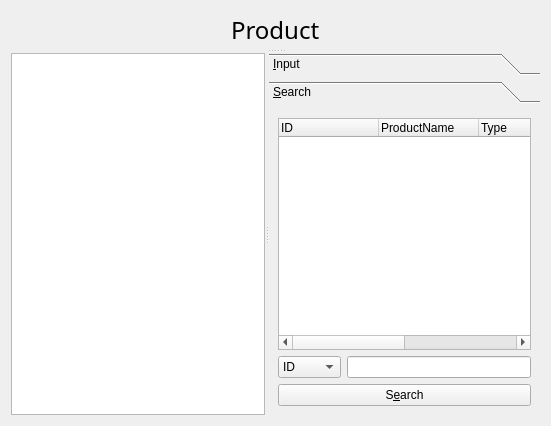
The window that productmanagerform.ui (choieunchong/ChatClient) describes before a commit, drawn with Qt 5.
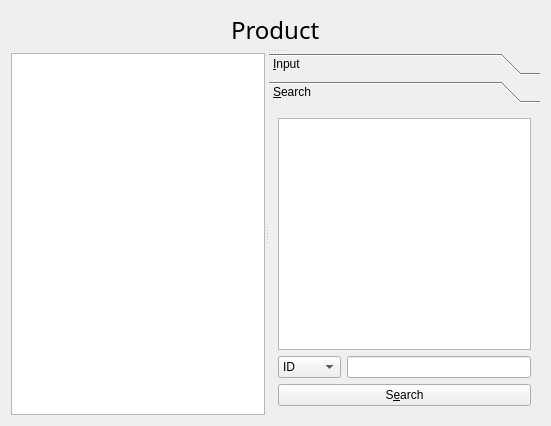
The same window after the commit. The open tabs and pages were chosen to show the change.

Commit message: order mvc패턴 적용 serch tableView 적용

Patch:
```diff
--- a/productmanagerform.ui
+++ b/productmanagerform.ui
@@ -192,45 +192,20 @@
          <rect>
           <x>0</x>
           <y>0</y>
-          <width>220</width>
+          <width>276</width>
           <height>335</height>
          </rect>
         </property>
         <attribute name="label">
          <string>&amp;Search</string>
         </attribute>
-        <layout class="QVBoxLayout" name="verticalLayout_3">
+        <layout class="QGridLayout" name="gridLayout_3">
+         <item row="0" column="0">
+          <layout class="QVBoxLayout" name="verticalLayout_2">
          <item>
-          <widget class="QTreeWidget" name="searchTreeWidget">
-           <property name="rootIsDecorated">
-            <bool>false</bool>
-           </property>
-           <column>
-            <property name="text">
-             <string>ID</string>
-            </property>
-           </column>
-           <column>
-            <property name="text">
-             <string>ProductName</string>
-            </property>
-           </column>
-           <column>
-            <property name="text">
-             <string>Type</string>
-            </property>
-           </column>
-           <column>
-            <property name="text">
-             <string>Price</string>
-            </property>
-           </column>
-           <column>
-            <property name="text">
-             <string>Stock</string>
-            </property>
-           </column>
-          </widget>
+            <layout class="QVBoxLayout" name="verticalLayout">
+             <item>
+              <widget class="QTableView" name="serchtableView"/>
          </item>
          <item>
           <layout class="QHBoxLayout" name="horizontalLayout">
@@ -268,12 +243,16 @@
            </item>
           </layout>
          </item>
+            </layout>
+           </item>
          <item>
           <widget class="QPushButton" name="searchPushButton">
            <property name="text">
             <string>S&amp;earch</string>
            </property>
           </widget>
+           </item>
+          </layout>
          </item>
         </layout>
        </widget>
```
Left out of the diff: 4 changed lines with no effect on the pictures. Lines whose indentation alone changed are shown as unchanged. The commit also changes 12 other files.
